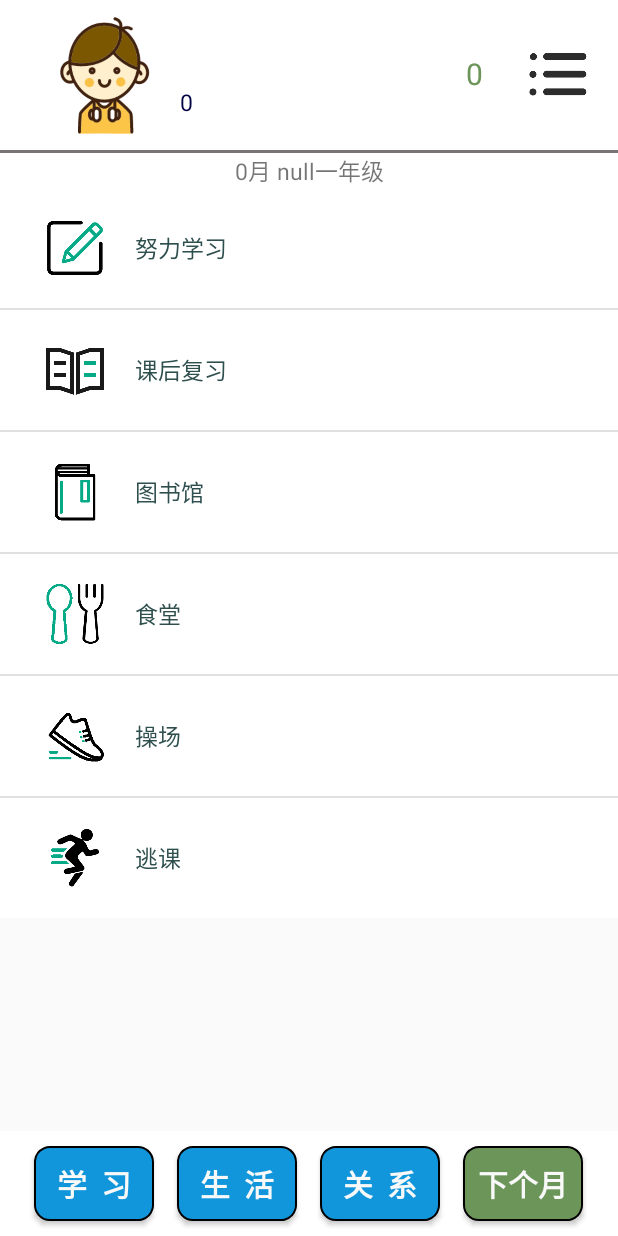
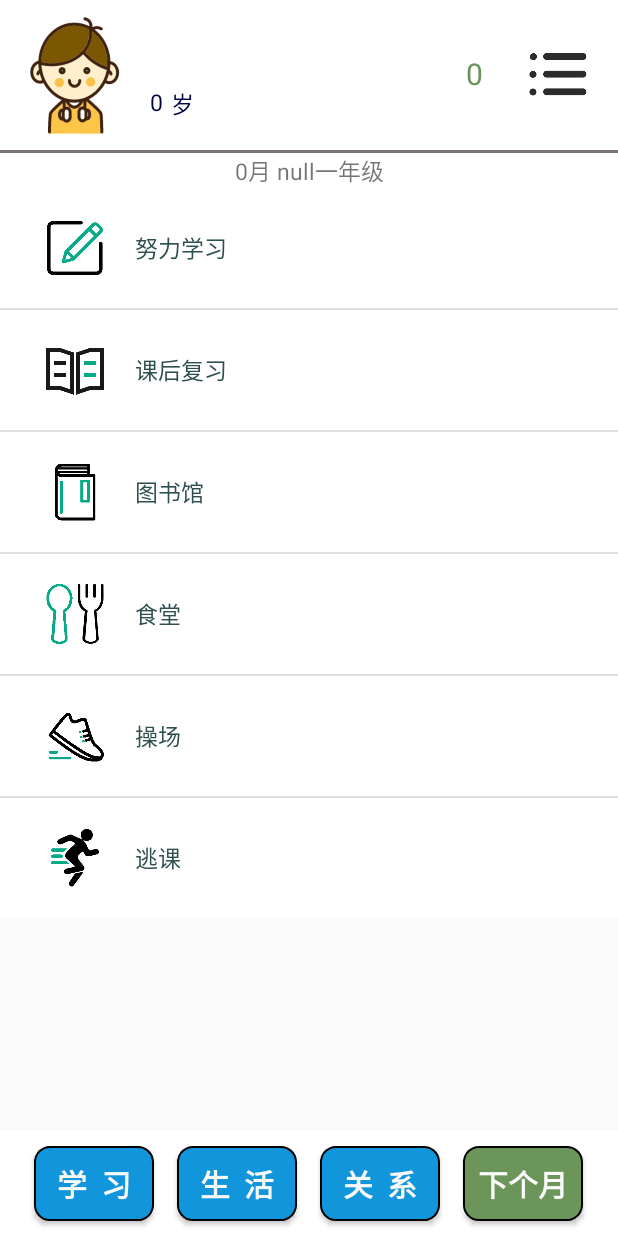
Before and after one commit to H01i2/GoToSchool, an Android app: the GameActivity screen opened directly, with no data from a screen before it, on a phone screen of 412 x 824 dp. Run offline under Robolectric (Android 15) with nearby library versions, the phone set to English and light mode, and no system bars; 1 statement that could not run was skipped.

Commit message:
title微调

```diff
--- a/app/src/main/res/layout/title.xml
+++ b/app/src/main/res/layout/title.xml
@@ -9,7 +9,7 @@
         android:layout_height="80dp"
         android:id="@+id/iv_head"
         android:layout_marginTop="10dp"
-        android:layout_marginLeft="30dp"
+        android:layout_marginLeft="10dp"
         android:src="@drawable/head"/>
     <TextView
         android:layout_width="wrap_content"
@@ -21,17 +21,29 @@
         android:textSize="20dp"
         android:layout_marginLeft="10dp"
         android:textColor="#000040"/>
+
+    <TextView
+        android:id="@+id/tv_age"
+        android:layout_width="wrap_content"
+        android:layout_height="wrap_content"
+        android:layout_below="@id/tv_name"
+        android:layout_marginLeft="10dp"
+        android:layout_marginTop="10dp"
+        android:layout_toRightOf="@+id/iv_head"
+        android:text="年龄"
+        android:textColor="#000045"
+        android:textSize="15dp" />
+
     <TextView
         android:layout_width="wrap_content"
         android:layout_height="wrap_content"
-        android:id="@+id/tv_age"
-        android:text="年龄"
-        android:layout_toRightOf="@+id/iv_head"
         android:layout_below="@id/tv_name"
-        android:textSize="15dp"
+        android:layout_marginLeft="5dp"
         android:layout_marginTop="10dp"
-        android:layout_marginLeft="10dp"
-        android:textColor="#000045"/>
+        android:layout_toRightOf="@+id/tv_age"
+        android:text="岁"
+        android:textColor="#000045"
+        android:textSize="15dp" />
 
     <Button
         android:id="@+id/btn_menu"
```
